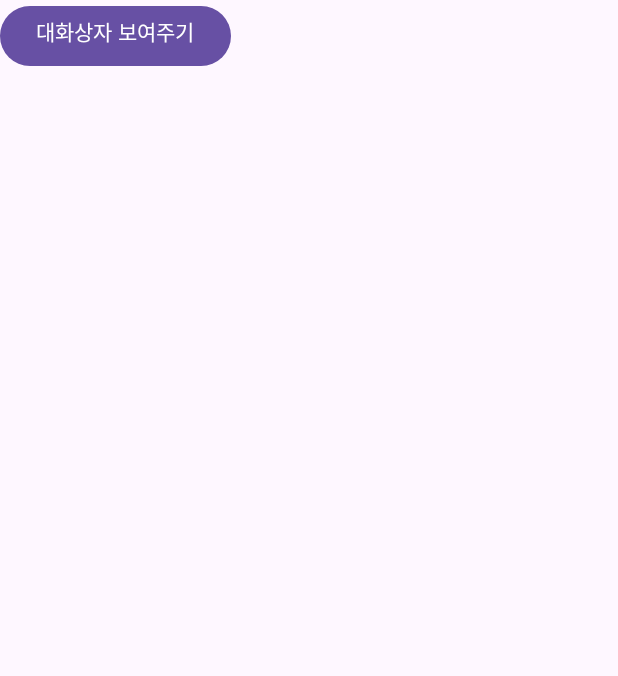
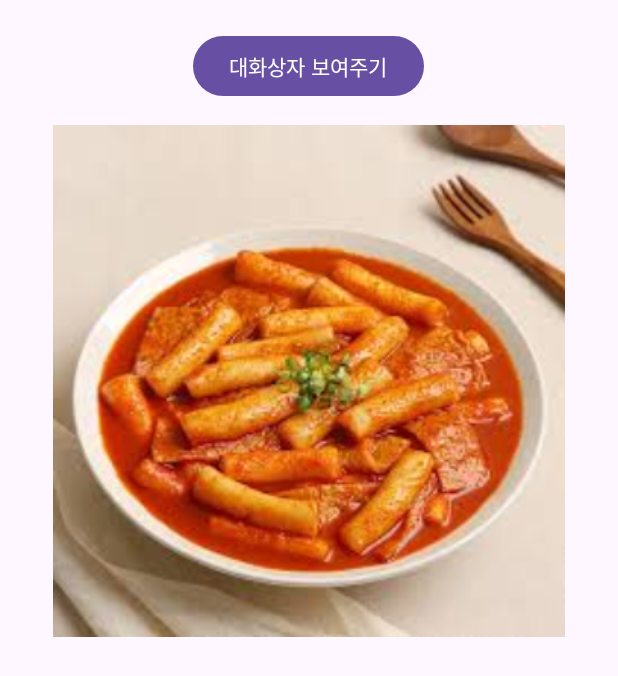
Before and after one commit to wshin025/AlertDialogTest, an Android app: the screen it shows after launch (MainActivity), on a phone screen of 412 x 824 dp. Shown: the top 676 px of the screen. Run offline under Robolectric (Android 15) with nearby library versions, the phone set to English and light mode, and no system bars.

```diff
--- a/app/src/main/res/layout/activity_main.xml
+++ b/app/src/main/res/layout/activity_main.xml
@@ -6,13 +6,20 @@
     android:layout_width="match_parent"
     android:layout_height="match_parent"
     android:orientation="vertical"
+    android:layout_margin="20dp"
     tools:context=".MainActivity">
-
     <Button
+        android:id="@+id/btn1"
         android:layout_width="wrap_content"
         android:layout_height="wrap_content"
-        android:gravity="center_horizontal"
+        android:layout_gravity="center_horizontal"
         android:text="대화상자 보여주기"/>
 
-
+    <ImageView
+        android:id="@+id/imgv"
+        android:layout_width="match_parent"
+        android:layout_height="wrap_content"
+        android:layout_margin="15dp"
+        android:src="@drawable/img01"
+        android:adjustViewBounds="true"/>
 </LinearLayout>
```
Also changed, not shown: app/src/main/java/kr/ac/kopo/alertdialogtest/MainActivity.java (+18 -9 lines), app/src/main/res/drawable/img01.jpg (added), app/src/main/res/drawable/img02.jpg (added), app/src/main/res/drawable/img03.jpg (added).
